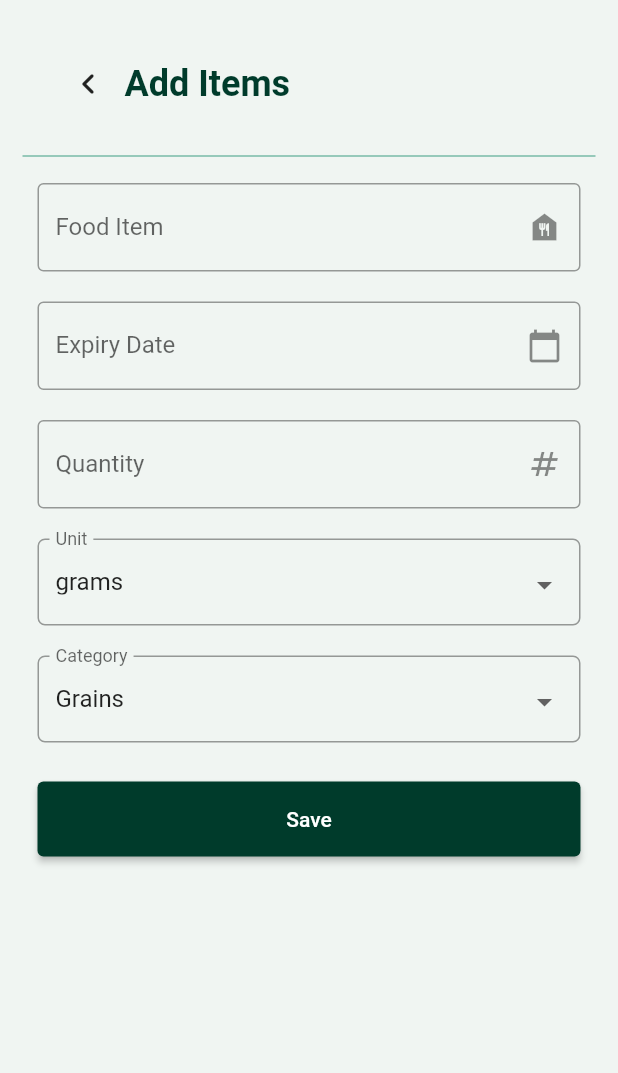
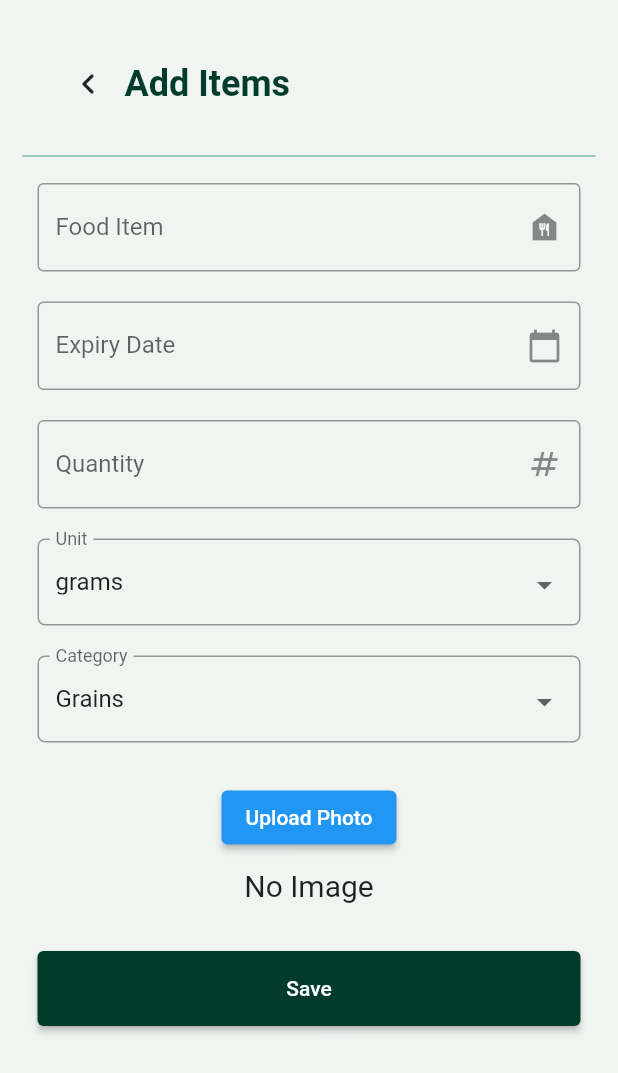
Before and after one commit to amelia-chew-2022/GI-T6-Code-Crusaders, a Flutter app: the AddFoodItem screen opened directly with empty values, on a phone screen of 412 x 824 dp. Shown: the top 1073 px of the screen. Run offline on Flutter 3.47's test engine with Material 2 defaults, Android fonts, the phone set to English and light mode, and no system bars; our stand-ins replace image_picker.

Commit message:
Included upload image in post request

```diff
--- a/foodsaver/lib/addFoodItem.dart
+++ b/foodsaver/lib/addFoodItem.dart
@@ -4,6 +4,9 @@ import 'package:intl/intl.dart';
 import './inventory.dart';
 import "dart:convert";
 import 'package:http/http.dart' as http;
+import './widgets/image_upload.dart';
+import 'dart:io';
+import 'package:path/path.dart' as path; // Import the 'path' package
 
 class AddFoodItem extends StatefulWidget {
   @override
@@ -38,17 +41,37 @@ class _AddFoodItemState extends State<AddFoodItem> {
     super.initState();
     expireDateController.text = "";
   }
+
+  File? selectedImage;
+
+  Future<void> sendPostRequest(File? imageFile) async {
     final apiUrl = "http://127.0.0.1:5000/addItem";
-  Future<void> sendPostRequest() async {
-    var response = await http.post(Uri.parse(apiUrl),
-        headers: {"Content-Type": "application/json"},
-        body: jsonEncode({
+    var uri = Uri.parse(apiUrl);
+
+    try {
+      final request = http.MultipartRequest('POST', uri)
+        ..fields.addAll({
           "name": nameController.text,
           "category": cat,
-          "expiryDate": expireDateController.text ,
+          "expiryDate": expireDateController.text,
           "qty": quantityController.text,
-          "unit": unit
-        }));
+          "unit": unit,
+        });
+
+      // Add the image file to the request
+      if (imageFile != null) {
+        request.files.add(
+          http.MultipartFile(
+            'image',
+            http.ByteStream(imageFile.openRead()),
+            await imageFile.length(),
+            filename: path.basename(imageFile.path),
+          ),
+        );
+      }
+
+      final streamedResponse = await request.send();
+      final response = await http.Response.fromStream(streamedResponse);
 
       if (response.statusCode == 201) {
         ScaffoldMessenger.of(context).showSnackBar(SnackBar(
@@ -58,6 +81,11 @@ class _AddFoodItemState extends State<AddFoodItem> {
         ScaffoldMessenger.of(context).showSnackBar(SnackBar(
           content: Text("Failed to create post!"),
         ));
+      }
+    } catch (e) {
+      // Handle any exceptions that may occur during the upload
+      print('Error uploading image and data: $e');
+      // You can show an error message to the user if needed
     }
   }
 
@@ -234,16 +262,27 @@ class _AddFoodItemState extends State<AddFoodItem> {
                       padding: const EdgeInsets.symmetric(
                           horizontal: 10, vertical: 16),
                       child: Center(
+                        child: ImageUploadWidget(
+                          onImageSelected: (File? image) {
+                            setState(() {
+                              selectedImage = image;
+                            });
+                          },
+                        ),
+                      )),
+                  Padding(
+                      padding: const EdgeInsets.symmetric(
+                          horizontal: 10, vertical: 16),
+                      child: Center(
                         child: ElevatedButton(
                           onPressed: () {
                             if (_formkey.currentState!.validate()) {
-                              sendPostRequest();
+                              sendPostRequest(selectedImage);
                               Navigator.push(
                                   context,
                                   MaterialPageRoute(
                                       builder: (context) =>
                                           Inventory(email: widget.email)));
-
                             } else {
                               ScaffoldMessenger.of(context).showSnackBar(
                                   const SnackBar(
--- /dev/null
+++ b/foodsaver/lib/widgets/image_upload.dart
@@ -0,0 +1,107 @@
+import 'dart:io';
+import 'package:flutter/material.dart';
+import 'package:image_picker/image_picker.dart';
+
+class ImageUploadWidget extends StatefulWidget {
+  final Function(File?) onImageSelected; // Accept a nullable File
+
+  ImageUploadWidget({required this.onImageSelected});
+
+  @override
+  _ImageUploadWidgetState createState() => _ImageUploadWidgetState();
+}
+
+class _ImageUploadWidgetState extends State<ImageUploadWidget> {
+  XFile? image;
+  final ImagePicker picker = ImagePicker();
+
+  Future getImage(ImageSource media) async {
+    var img = await picker.pickImage(source: media);
+
+    setState(() {
+      image = img;
+      widget.onImageSelected(image != null
+          ? File(image!.path)
+          : null); // Convert to File and pass it to the callback
+    });
+  }
+
+  void showImageSourceDialog(BuildContext context) {
+    showDialog(
+      context: context,
+      builder: (BuildContext context) {
+        return AlertDialog(
+          shape: RoundedRectangleBorder(
+            borderRadius: BorderRadius.circular(8),
+          ),
+          title: Text('Please choose media to select'),
+          content: Container(
+            height: MediaQuery.of(context).size.height / 6,
+            child: Column(
+              children: [
+                ElevatedButton(
+                  onPressed: () {
+                    Navigator.pop(context);
+                    getImage(ImageSource.gallery);
+                  },
+                  child: Row(
+                    children: [
+                      Icon(Icons.image),
+                      Text('From Gallery'),
+                    ],
+                  ),
+                ),
+                SizedBox(height: 16),
+                ElevatedButton(
+                  onPressed: () {
+                    Navigator.pop(context);
+                    getImage(ImageSource.camera);
+                  },
+                  child: Row(
+                    children: [
+                      Icon(Icons.camera),
+                      Text('From Camera'),
+                    ],
+                  ),
+                ),
+              ],
+            ),
+          ),
+        );
+      },
+    );
+  }
+
+  @override
+  Widget build(BuildContext context) {
+    return Column(
+      children: [
+        ElevatedButton(
+          onPressed: () {
+            showImageSourceDialog(context);
+          },
+          child: Text('Upload Photo'),
+        ),
+        SizedBox(
+          height: 10,
+        ),
+        image != null
+            ? Container(
+                width: 200,
+                height: 200,
+                child: ClipRRect(
+                  borderRadius: BorderRadius.circular(8),
+                  child: Image.file(
+                    File(image!.path),
+                    fit: BoxFit.cover,
+                  ),
+                ),
+              )
+            : Text(
+                "No Image",
+                style: TextStyle(fontSize: 20),
+              ),
+      ],
+    );
+  }
+}
--- a/foodsaver/pubspec.yaml
+++ b/foodsaver/pubspec.yaml
@@ -37,6 +37,7 @@ dependencies:
   cupertino_icons: ^1.0.2
   intl: ^0.17.0
   http: ^1.1.0
+  path: ^1.8.0
 
 dev_dependencies:
   flutter_test:
@@ -48,6 +49,8 @@ dev_dependencies:
   # package. See that file for information about deactivating specific lint
   # rules and activating additional ones.
   flutter_lints: ^2.0.0
+  image_picker: ^0.8.4+4
+
 
 # For information on the generic Dart part of this file, see the
 # following page: https://dart.dev/tools/pub/pubspec
```
Also changed, not shown: foodsaver/pubspec.lock, 5 other files. Lines whose indentation alone changed are shown as unchanged.
